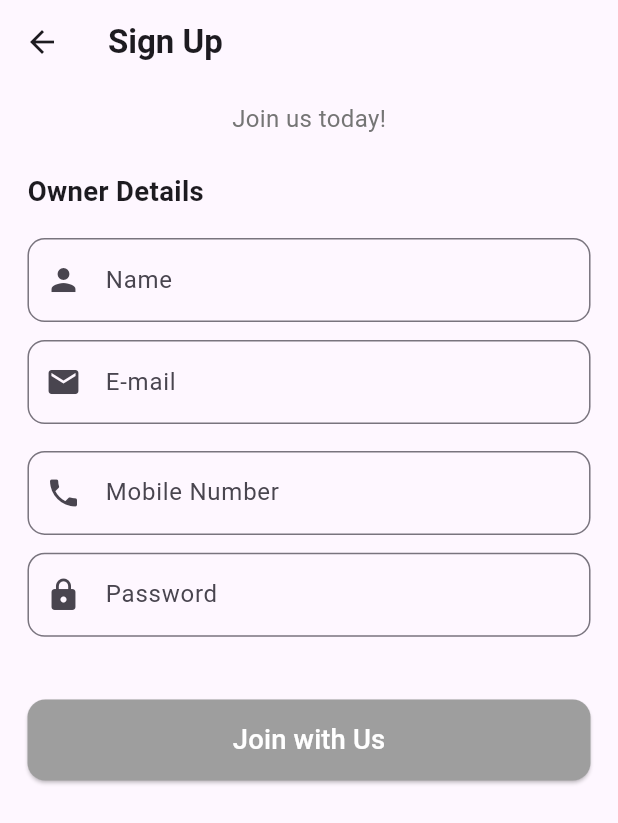
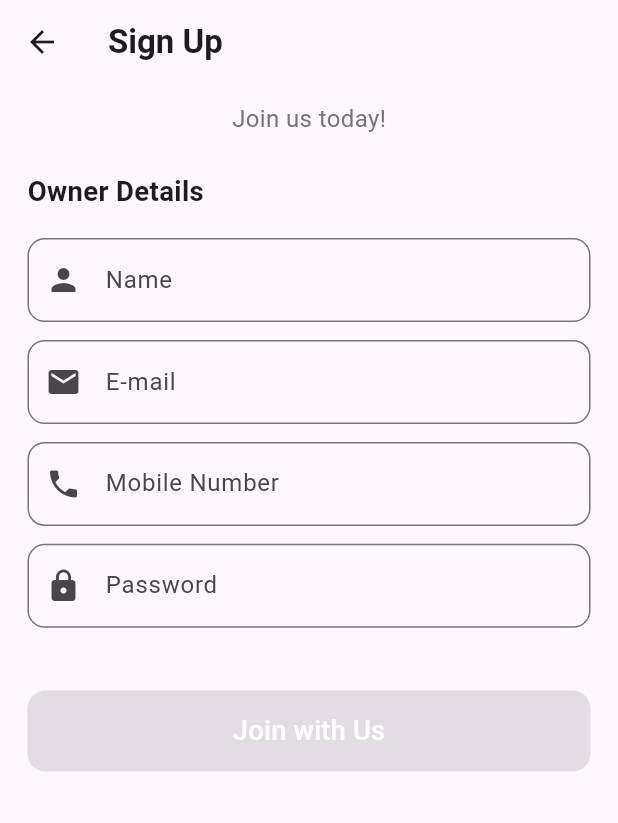
Before and after one commit to dream833/demando--User-App, a Flutter app: the SignUpScreenView screen opened by its route, on a phone screen of 412 x 824 dp. Shown: the top 823 px of the screen. Run offline on Flutter 3.47's test engine with Material 3 defaults, Android fonts, the phone set to English and light mode, and no system bars; our stand-ins replace carousel_slider, dio, flutter_screenutil, fluttertoast, get, get_storage and 2 more; accounts and stored records are empty.

Commit message:
signup done

```diff
--- a/lib/app/modules/signup/views/signup_view.dart
+++ b/lib/app/modules/signup/views/signup_view.dart
@@ -1,13 +1,16 @@
-import 'package:demandouser/app/modules/bottomnavigationbar/views/bottomnavigationbar_view.dart';
-import 'package:demandouser/app/modules/login/views/commonbuttons.dart';
-import 'package:demandouser/app/modules/signup/controllers/signup_controller.dart';
 import 'package:flutter/material.dart';
+import 'package:flutter/widgets.dart';
 import 'package:flutter_screenutil/flutter_screenutil.dart';
 import 'package:get/get.dart';
+import 'package:get/get_core/src/get_main.dart';
+import 'package:get/get_navigation/src/extension_navigation.dart';
 
+import '../../bottomnavigationbar/views/bottomnavigationbar_view.dart';
+import '../../login/views/commonbuttons.dart';
+import '../controllers/signup_controller.dart';
 
 class SignUpScreenView extends StatelessWidget {
-  final  controller = Get.put(SignupScreenController());
+  final controller = Get.put(SignupScreenController());
 
   SignUpScreenView({super.key});
 
@@ -15,8 +18,11 @@ class SignUpScreenView extends StatelessWidget {
   Widget build(BuildContext context) {
     return Scaffold(
       appBar: AppBar(
-        title: Text('Sign Up', style: TextStyle(fontWeight: FontWeight.bold)),
-        leading: BackButton(),
+        title: const Text(
+          'Sign Up',
+          style: TextStyle(fontWeight: FontWeight.bold),
+        ),
+        leading: const BackButton(),
       ),
       body: SingleChildScrollView(
         padding: EdgeInsets.symmetric(horizontal: 16.w, vertical: 10.h),
@@ -38,105 +44,50 @@ class SignUpScreenView extends StatelessWidget {
               ),
               SizedBox(height: 10.h),
 
-              /// Name
-              _buildTextField(controller.nameController, Icons.person, "Name"),
+              _buildTextField(
+                controller.nameController,
+                Icons.person,
+                "Name",
+                onChanged: (_) => controller.checkForm(),
+              ),
 
-              Stack(
-                children: [
-                  _buildTextField(
-                    controller.emailController,
-                    Icons.email,
-                    "E-mail",
-                    onChanged: controller.onEmailChanged, // ✅ new
-                  ),
-                  Positioned(
-                    right: 10,
-                    top: 15,
-                    child: controller.isOtpVerified.value
-                        ? Icon(
-                            Icons.check_circle,
-                            color: Colors.green,
-                            size: 22.sp,
-                          )
-                        : const SizedBox(),
-                  ),
-                ],
+              _buildTextField(
+                controller.emailController,
+                Icons.email,
+                "E-mail",
+                onChanged: (_) => controller.checkForm(),
               ),
-              SizedBox(height: 5.h),
-
-              // OTP field
-              if (controller.showOtpField.value &&
-                  !controller.isOtpVerified.value)
-                Row(
-                  children: [
-                    Expanded(
-                      child: _buildTextField(
-                        controller.otpController,
-                        Icons.lock_clock,
-                        "Enter OTP",
-                      ),
-                    ),
-                    TextButton(
-                      onPressed: controller.verifyOtp,
-                      child: const Text(
-                        "Verify",
-                        style: TextStyle(color: Colors.teal),
-                      ),
-                    ),
-                  ],
-                ),
-
-
-              if (controller.isEmailFilled.value &&
-                  !controller.isOtpVerified.value &&
-                  !controller.showOtpField.value)
-                Align(
-                  alignment: Alignment.centerRight,
-                  child: TextButton(
-                    onPressed: () {
-
-                    },
-                    // onPressed: controller.sendOtp,
-                    child: const Text(
-                      "Send OTP",
-                      style: TextStyle(color: Colors.teal),
-                    ),
-                  ),
-                ),
 
               _buildTextField(
                 controller.mobileController,
                 Icons.phone,
                 "Mobile Number",
+                onChanged: (_) => controller.checkForm(),
               ),
+
               _buildTextField(
                 controller.passwordController,
                 Icons.lock,
                 "Password",
                 isObscure: true,
+                onChanged: (_) => controller.checkForm(),
               ),
-              // _buildTextField(
-              //   controller.referController,
-              //   Icons.card_giftcard,
-              //   "Referral Code",
-              // ),
 
               SizedBox(height: 30.h),
 
               CommonButtons(
                 title: "Join with Us",
-                onTap: () {
-                  Get.to((BottomNavigationBarView()));
-
-                },
-                // onTap: controller.isOtpVerified.value
-                //     ? controller.submitForm
-                //     : null,
-                color: controller.isOtpVerified.value
-                    ? Colors.teal
+                onTap: controller.isFormValid.value
+                    ? () {
+                        controller.register();
+                      }
+                    : null,
+                color: controller.isFormValid.value
+                    ? Colors.green
                     : Colors.grey,
                 textStyle: TextStyle(color: Colors.white, fontSize: 16.sp),
               ),
+
               SizedBox(height: 20.h),
             ],
           ),
```
Also changed, not shown: lib/app/modules/signup/controllers/signup_controller.dart (+52 -80 lines).
